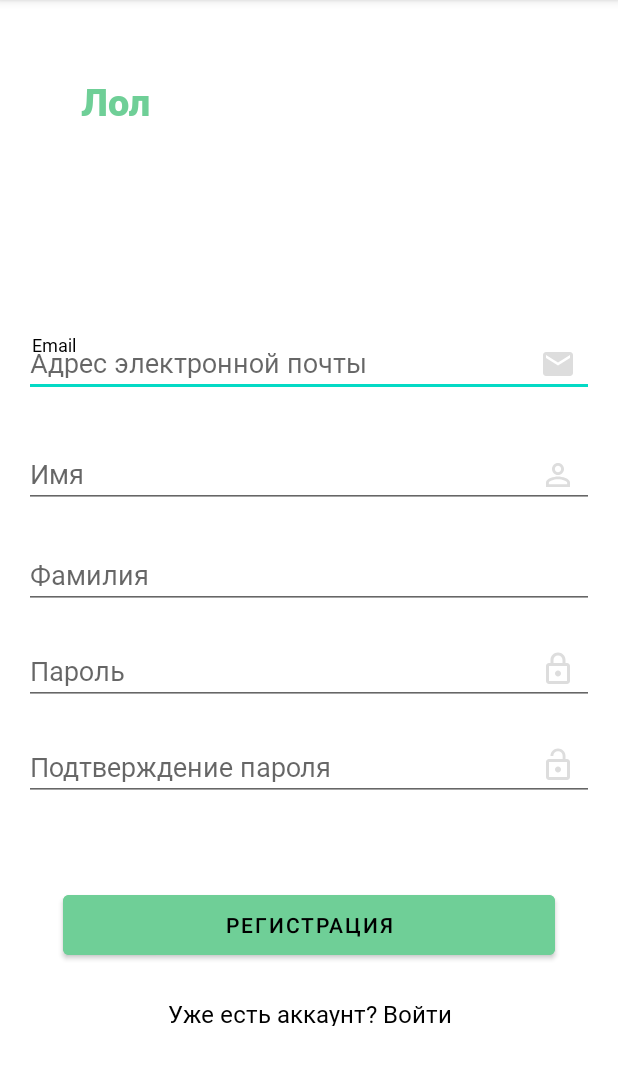
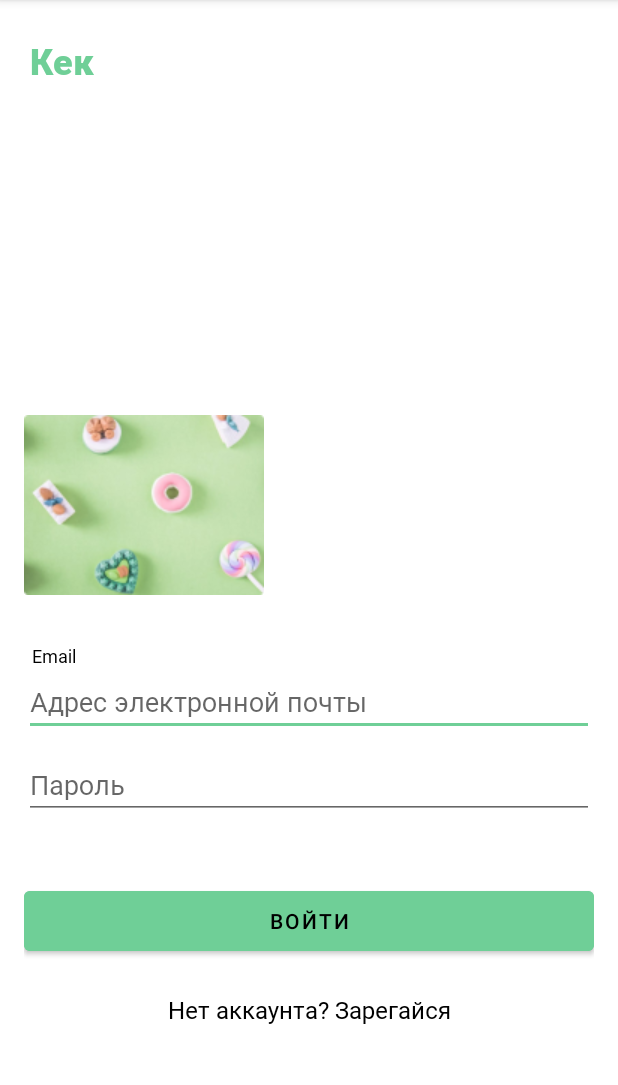
Before and after one commit to LurkAl/Lesson1, an Android app: the screen it shows after launch (MainActivity), on a phone screen of 412 x 824 dp, the part 84-1169 px from its top. Run offline under Robolectric (Android 15) with nearby library versions, the phone set to English and light mode, and no system bars.

Commit message:
Authorization screen v1

```diff
--- a/app/src/main/java/com/example/lesson1/MainActivity.kt
+++ b/app/src/main/java/com/example/lesson1/MainActivity.kt
@@ -6,7 +6,6 @@ import android.os.Bundle
 class MainActivity : AppCompatActivity() {
     override fun onCreate(savedInstanceState: Bundle?) {
         super.onCreate(savedInstanceState)
-        setContentView(R.layout.activity_main)
         setContentView(R.layout.signin_layout)
     }
 }
--- a/app/src/main/res/layout/activity_main.xml
+++ b/app/src/main/res/layout/activity_main.xml
@@ -16,14 +16,14 @@
         android:layout_marginStart="20dp"
         android:layout_marginTop="24dp"
         android:layout_marginEnd="278dp"
-        android:layout_marginBottom="657dp"
+        android:layout_marginBottom="134dp"
         android:fontFamily="@font/roboto_black"
         android:gravity="center"
         android:text="@string/lol"
         android:textAppearance="@style/TextAppearance.AppCompat.Large"
         android:textColor="@color/greenny"
         android:textSize="25sp"
-        app:layout_constraintBottom_toBottomOf="parent"
+        app:layout_constraintBottom_toTopOf="@+id/textView2"
         app:layout_constraintEnd_toEndOf="parent"
         app:layout_constraintStart_toStartOf="parent"
         app:layout_constraintTop_toTopOf="parent" />
@@ -52,17 +52,15 @@
         android:layout_width="match_parent"
         android:layout_height="wrap_content"
         android:layout_marginStart="16dp"
-        android:layout_marginTop="219dp"
         android:layout_marginEnd="16dp"
-        android:layout_marginBottom="475dp"
         android:fontFamily="@font/roboto"
         android:hint="@string/hint_email"
         android:inputType="textEmailAddress"
-        app:layout_constraintBottom_toBottomOf="parent"
+        app:layout_constraintBottom_toTopOf="@+id/editText2"
         app:layout_constraintEnd_toEndOf="parent"
         app:layout_constraintHorizontal_bias="0.0"
         app:layout_constraintStart_toStartOf="parent"
-        app:layout_constraintTop_toTopOf="parent"
+        app:layout_constraintTop_toBottomOf="@+id/textView2"
         app:layout_constraintVertical_bias="0.0" />
 
     <ImageView
@@ -171,11 +169,12 @@
         app:layout_constraintStart_toStartOf="@+id/editText5" />
 
     <Button
-        android:layout_width="328dp"
+        android:layout_width="match_parent"
         android:layout_height="40dp"
         android:layout_marginBottom="131dp"
         android:insetTop="0dp"
         android:insetBottom="0dp"
+        android:layout_marginHorizontal="16dp"
         android:backgroundTint="@color/greenny"
         android:text="@string/reg"
         android:textColor="@color/black"
--- /dev/null
+++ b/app/src/main/res/layout/signin_layout.xml
@@ -0,0 +1,73 @@
+<?xml version="1.0" encoding="utf-8"?>
+<LinearLayout
+    xmlns:android="http://schemas.android.com/apk/res/android" android:layout_width="match_parent"
+    android:layout_height="match_parent"
+    android:layout_margin="16dp"
+    android:orientation="vertical">
+
+    <TextView
+        android:layout_width="match_parent"
+        android:layout_height="wrap_content"
+        android:layout_marginStart="4dp"
+        android:layout_marginTop="8dp"
+        android:fontFamily="@font/roboto_black"
+        android:text="@string/kek"
+        android:textColor="@color/greenny"
+        android:textSize="24sp"
+        android:layout_weight="1"/>
+
+    <ImageView
+        android:layout_width="wrap_content"
+        android:layout_height="wrap_content"
+        android:layout_marginBottom="32dp"
+        android:src="@drawable/picture_hw2" />
+
+    <TextView
+        android:id="@+id/textView2"
+        android:layout_width="match_parent"
+        android:layout_height="wrap_content"
+        android:fontFamily="@font/roboto"
+        android:paddingHorizontal="5dp"
+        android:text="@string/email_caption"
+        android:textColor="@color/black"
+        android:textSize="12sp" />
+
+    <EditText
+        android:id="@+id/editText"
+        android:layout_width="match_parent"
+        android:layout_height="wrap_content"
+        android:fontFamily="@font/roboto"
+        android:hint="@string/hint_email"
+        android:inputType="textEmailAddress"
+        android:layout_marginBottom="10dp"/>
+
+    <EditText
+        android:id="@+id/editText3"
+        android:layout_width="match_parent"
+        android:layout_height="wrap_content"
+        android:fontFamily="@font/roboto"
+        android:hint="@string/pass"
+        android:inputType="textPassword" />
+
+    <Button
+        android:layout_width="match_parent"
+        android:layout_height="40dp"
+        android:insetTop="0dp"
+        android:insetBottom="0dp"
+        android:backgroundTint="@color/greenny"
+        android:text="@string/enter"
+        android:textColor="@color/black"
+        android:layout_marginTop="48dp"/>
+
+    <TextView
+        android:layout_width="match_parent"
+        android:layout_height="wrap_content"
+        android:fontFamily="@font/roboto"
+        android:text="@string/enter_que"
+        android:textColor="@color/black"
+        android:gravity="center"
+        android:textSize="16sp"
+        android:layout_marginBottom="68dp"
+        android:layout_marginTop="28dp"/>
+
+</LinearLayout>
--- a/app/src/main/res/values/colors.xml
+++ b/app/src/main/res/values/colors.xml
@@ -3,7 +3,7 @@
     <color name="purple_200">#FFBB86FC</color>
     <color name="purple_500">#FF6200EE</color>
     <color name="purple_700">#FF3700B3</color>
-    <color name="teal_200">#FF03DAC5</color>
+    <color name="teal_200">#6FCF97</color>
     <color name="teal_700">#FF018786</color>
     <color name="black">#FF000000</color>
     <color name="white">#FFFFFFFF</color>
--- a/app/src/main/res/values/strings.xml
+++ b/app/src/main/res/values/strings.xml
@@ -9,4 +9,7 @@
     <string name="pass">Пароль</string>
     <string name="reg">Регистрация</string>
     <string name="acc_exist_question">Уже есть аккаунт? Войти</string>
+    <string name="kek">Кек</string>
+    <string name="enter_que">Нет аккаунта? Зарегайся</string>
+    <string name="enter">Войти</string>
 </resources>
```
Also changed, not shown: app/src/main/res/drawable/picture_hw2.png (added).
